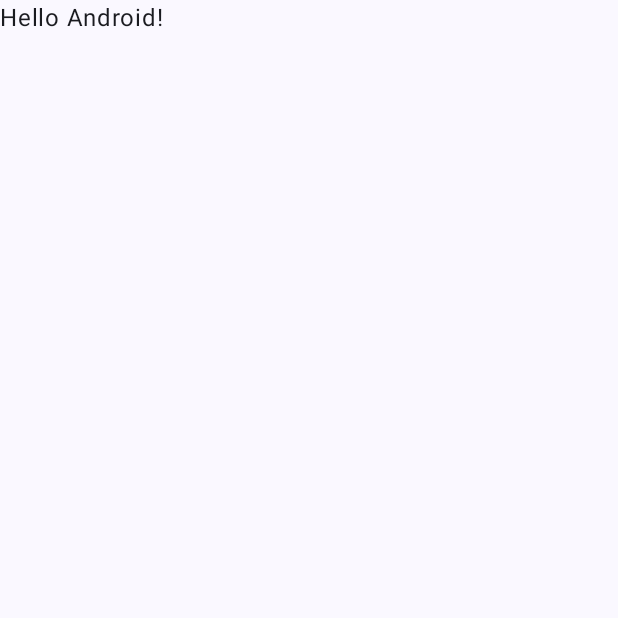
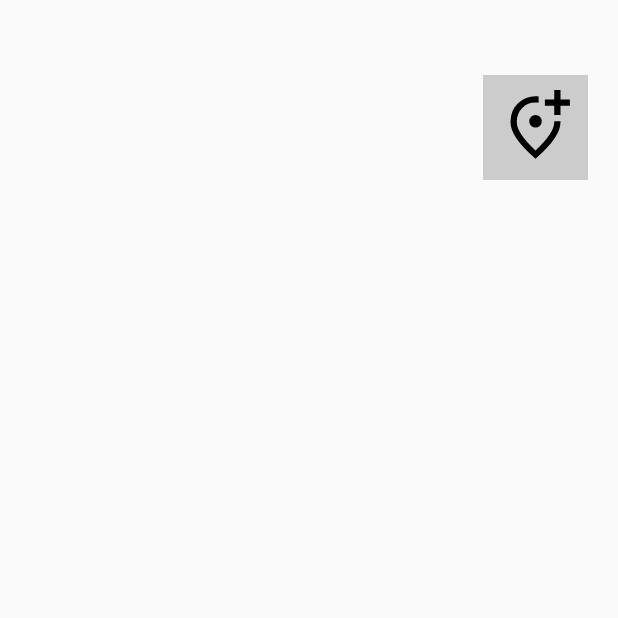
Before and after one commit to Bluz0/WeatherUsmb, an Android app built with Jetpack Compose: the screen it shows after launch (MainActivity), on a phone screen of 412 x 824 dp, the top half of it. Before the commit the part shown is almost empty. Run offline under Robolectric (Android 15) with nearby library versions, the phone set to English and light mode, and no system bars.

```diff
--- a/app/build.gradle.kts
+++ b/app/build.gradle.kts
@@ -49,6 +49,7 @@ dependencies {
     implementation(libs.androidx.ui.graphics)
     implementation(libs.androidx.ui.tooling.preview)
     implementation(libs.androidx.material3)
+    implementation(libs.ui.graphics)
     testImplementation(libs.junit)
     androidTestImplementation(libs.androidx.junit)
     androidTestImplementation(libs.androidx.espresso.core)
--- a/app/src/main/java/td/info507/weatherusmb/MainActivity.kt
+++ b/app/src/main/java/td/info507/weatherusmb/MainActivity.kt
@@ -1,16 +1,37 @@
 package td.info507.weatherusmb
 
+import android.content.Intent
 import android.os.Bundle
+import android.widget.Toast
 import androidx.activity.ComponentActivity
 import androidx.activity.compose.setContent
 import androidx.activity.enableEdgeToEdge
+import androidx.compose.foundation.background
+import androidx.compose.foundation.layout.Arrangement
+import androidx.compose.foundation.layout.Box
+import androidx.compose.foundation.layout.Column
+import androidx.compose.foundation.layout.Row
+import androidx.compose.foundation.layout.fillMaxHeight
 import androidx.compose.foundation.layout.fillMaxSize
+import androidx.compose.foundation.layout.fillMaxWidth
+import androidx.compose.foundation.layout.height
 import androidx.compose.foundation.layout.padding
+import androidx.compose.foundation.layout.paddingFromBaseline
+import androidx.compose.foundation.layout.size
+import androidx.compose.foundation.layout.width
+import androidx.compose.material3.Button
+import androidx.compose.material3.Icon
+import androidx.compose.material3.IconButton
 import androidx.compose.material3.Scaffold
 import androidx.compose.material3.Text
 import androidx.compose.runtime.Composable
 import androidx.compose.ui.Modifier
+import androidx.compose.ui.graphics.Color
+import androidx.compose.ui.platform.LocalContext
+import androidx.compose.ui.res.painterResource
 import androidx.compose.ui.tooling.preview.Preview
+import androidx.compose.ui.unit.dp
+import androidx.compose.ui.unit.sp
 import td.info507.weatherusmb.ui.theme.WeatherUsmbTheme
 
 class MainActivity : ComponentActivity() {
@@ -19,29 +40,37 @@ class MainActivity : ComponentActivity() {
         enableEdgeToEdge()
         setContent {
             WeatherUsmbTheme {
-                Scaffold(modifier = Modifier.fillMaxSize()) { innerPadding ->
-                    Greeting(
-                        name = "Android",
-                        modifier = Modifier.padding(innerPadding)
-                    )
-                }
+                MainWeatherScreen()
             }
         }
     }
 }
 
 @Composable
-fun Greeting(name: String, modifier: Modifier = Modifier) {
-    Text(
-        text = "Hello $name!",
-        modifier = modifier
-    )
+fun MainWeatherScreen(){
+    val context = LocalContext.current
+    Box(modifier = Modifier.fillMaxSize()){
+        Row(modifier = Modifier.fillMaxWidth().paddingFromBaseline(50.sp),){
+            Row(modifier = Modifier.fillMaxWidth(), horizontalArrangement = Arrangement.End){
+                IconButton(onClick = {}, modifier = Modifier.padding(20.dp,0.dp).height(70.dp).width(70.dp).background(Color.LightGray)){
+                    Icon(
+                        painter = painterResource(R.drawable.location),
+                        contentDescription = "endroit.xml",
+                        modifier = Modifier.height(70.dp).width(50.dp)
+                    )
+                }
+            }
+
+        }
+    }
+
 }
+
 
 @Preview(showBackground = true)
 @Composable
-fun GreetingPreview() {
+fun WeatherMainPreview() {
     WeatherUsmbTheme {
-        Greeting("Méteos")
+        MainWeatherScreen()
     }
 }
--- a/gradle/libs.versions.toml
+++ b/gradle/libs.versions.toml
@@ -8,6 +8,7 @@ espressoCore = "3.7.0"
 lifecycleRuntimeKtx = "2.9.4"
 activityCompose = "1.11.0"
 composeBom = "2024.09.00"
+uiGraphics = "1.9.1"
 
 [libraries]
 androidx-core-ktx = { group = "androidx.core", name = "core-ktx", version.ref = "coreKtx" }
@@ -24,6 +25,7 @@ androidx-ui-tooling-preview = { group = "androidx.compose.ui", name = "ui-toolin
 androidx-ui-test-manifest = { group = "androidx.compose.ui", name = "ui-test-manifest" }
 androidx-ui-test-junit4 = { group = "androidx.compose.ui", name = "ui-test-junit4" }
 androidx-material3 = { group = "androidx.compose.material3", name = "material3" }
+ui-graphics = { group = "androidx.compose.ui", name = "ui-graphics", version.ref = "uiGraphics" }
 
 [plugins]
 android-application = { id = "com.android.application", version.ref = "agp" }
```
